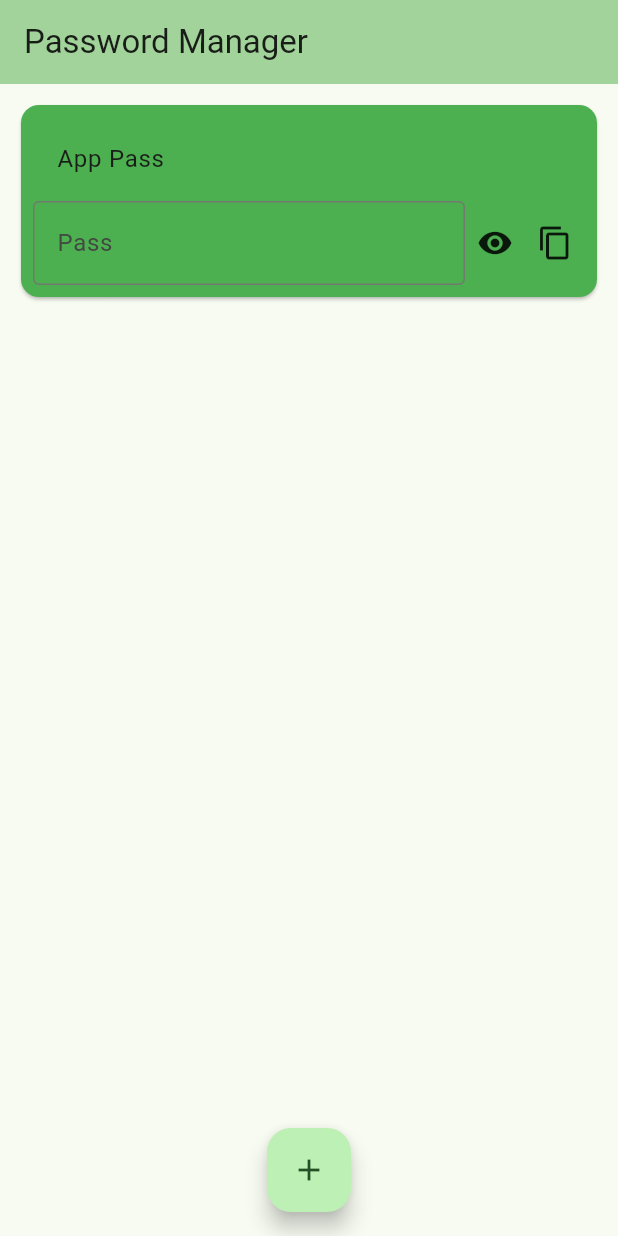
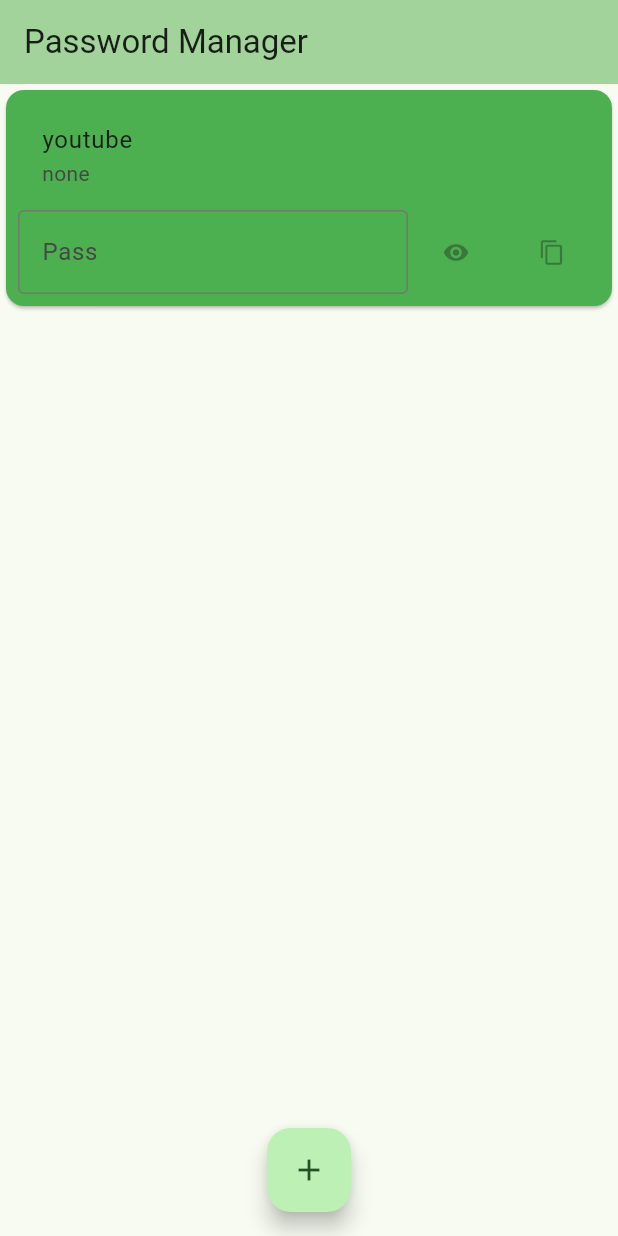
Before and after one commit to Peterkov06/my_password_manager, a Flutter app: the screen it shows after launch, after a tap on the "add" icon, on a phone screen of 412 x 824 dp. Run offline on Flutter 3.47's test engine with Material 2 defaults, Android fonts, the phone set to English and light mode, and no system bars.

Commit message:
Class for cards, and dynamic listview.

```diff
--- /dev/null
+++ b/lib/ServiceCard.dart
@@ -0,0 +1,9 @@
+class ServiceCard
+{
+  final String serviceName;
+  final String userName;
+  final String currentPassword;
+  List<String> previousPass = [];
+
+  ServiceCard({required this.serviceName, required this.userName, required this.currentPassword});
+}
--- a/lib/main.dart
+++ b/lib/main.dart
@@ -1,4 +1,5 @@
 import 'package:flutter/material.dart';
+import 'ServiceCard.dart';
 
 void main() {
   runApp(const MyApp());
@@ -29,6 +30,14 @@
 }
 
 class _MyHomePageState extends State<MyHomePage> {
+  List<ServiceCard> dynamicCards = [];
+
+  addCard()
+  {
+    dynamicCards.add(new ServiceCard(currentPassword: 'jani', serviceName: 'youtube', userName: 'none'));
+
+    setState(() { });
+  }
 
   @override
   Widget build(BuildContext context) {
@@ -37,17 +46,44 @@
         backgroundColor: Theme.of(context).colorScheme.inversePrimary,
         title: Text(widget.title),
       ),
-      body: const Padding(
-        padding: EdgeInsets.all(10.0),
-        child: Column(
-            mainAxisAlignment: MainAxisAlignment.start,
-            children: [
-              AppCard(),
-            ],
-          ),
+      body: ListView.builder(
+        itemCount: dynamicCards.length,
+        itemBuilder: (context, index) {
+          return Card(
+            color: Colors.green,
+            child: Padding(
+              padding: const EdgeInsets.all(8.0),
+              child: Column(
+                children: [
+                  ListTile(
+                    title: Text(dynamicCards[index].serviceName),
+                    subtitle: Text(dynamicCards[index].userName),
+                  ),
+                  const Row(
+                  children: [
+                    Flexible(
+                      child: TextField(
+                      decoration: InputDecoration(hintText: 'Pass', border: OutlineInputBorder()),
+                    ),
+                    ),
+                    TextButton(
+                      child: Icon(Icons.remove_red_eye),
+                      onPressed: null,
+                      ),
+                    TextButton(
+                      child: Icon(Icons.copy),
+                      onPressed: null,
+                      ),
+                  ],
+                ),
+                ],
+              ),
+            ),
+          );
+        },
       ),
       floatingActionButton: FloatingActionButton(
-        onPressed: () {AppCard();},
+        onPressed: addCard,
         child: const Icon(Icons.add),
       ),
       floatingActionButtonLocation: FloatingActionButtonLocation.centerFloat,
@@ -74,6 +110,7 @@
           children: [
             ListTile(
               title: Text('App Pass'),
+              subtitle: Text('Account'),
             ),
             Row(
               children: [
```
